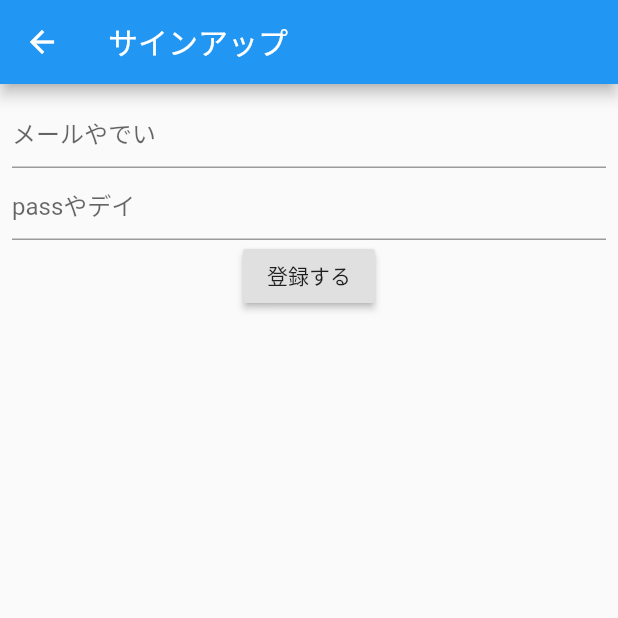
After one commit to leekwangsoo1995/quick_word_diary, a Flutter app: the screen it shows after launch, after a tap on "ボタン", on a phone screen of 412 x 824 dp, the top half of it. The commit adds this screen. Run offline on Flutter 3.47's test engine with Material 2 defaults, Android fonts, the phone set to English and light mode, and no system bars; our stand-ins replace cloud_firestore, firebase_core; accounts and stored records are empty.

Commit message:
サインアップの画面作成まで。 あと、model.のドットは、プロパティにもメソッドにも使える。と気づいた。

```diff
--- a/lib/main.dart
+++ b/lib/main.dart
@@ -3,6 +3,7 @@ import 'package:quickworddiary/book_list/book_list_page.dart';
 import 'package:quickworddiary/main_model.dart';
 import 'package:flutter/material.dart';
 import 'package:provider/provider.dart';
+import 'package:quickworddiary/signup/signup_page.dart';
 
 void main() {
   runApp(MyApp());
@@ -35,7 +36,7 @@ class MyApp extends StatelessWidget {
                       // ここでなにか
                       Navigator.push(
                         context,
-                        MaterialPageRoute(builder: (context) => BookListPage()),
+                        MaterialPageRoute(builder: (context) => SignUpPage()),
                       );
                     },
                   ),
--- a/lib/main_model.dart
+++ b/lib/main_model.dart
@@ -2,7 +2,7 @@ import 'package:firebase_core/firebase_core.dart';
 import 'package:flutter/material.dart';
 
 class MainModel extends ChangeNotifier {
-  String kboyText = 'KBOY';
+  String kboyText = 'ようこそ';
 
   void changeKboyText() {
     kboyText = 'kboyさんかっこいい！！！';
--- /dev/null
+++ b/lib/signup/signup_model.dart
@@ -0,0 +1,11 @@
+import 'package:cloud_firestore/cloud_firestore.dart';
+import 'package:firebase_core/firebase_core.dart';
+import 'package:flutter/material.dart';
+
+class SignUpModel extends ChangeNotifier {
+  String mail = '';
+  String password = '';
+  Future signUp() async {
+    //todo signupの用意
+  }
+}
--- /dev/null
+++ b/lib/signup/signup_page.dart
@@ -0,0 +1,57 @@
+import 'package:cloud_firestore/cloud_firestore.dart';
+import 'package:flutter/material.dart';
+import 'package:provider/provider.dart';
+import 'package:quickworddiary/domain/book.dart';
+import 'package:quickworddiary/signup/signup_model.dart';
+
+class SignUpPage extends StatelessWidget {
+  @override
+  Widget build(BuildContext context) {
+    final mailController = TextEditingController();
+    final passwordController = TextEditingController();
+
+    return ChangeNotifierProvider<SignUpModel>(
+      create: (_) => SignUpModel(),
+      child: Scaffold(
+        appBar: AppBar(
+          title: Text('サインアップ'),
+        ),
+        body: Consumer<SignUpModel>(
+          builder: (context, model, child) {
+            return Padding(
+              padding: const EdgeInsets.all(8.0),
+              child: Column(
+                children: <Widget>[
+                  TextField(
+                    decoration: InputDecoration(
+                      hintText: 'メールやでい',
+                    ),
+                    controller: mailController,
+                    onChanged: (text) {
+                      model.mail = text;
+                    },
+                  ),
+                  TextField(
+                    decoration: InputDecoration(
+                      hintText: 'passやデイ',
+                    ),
+                    obscureText: true,
+                    controller: passwordController,
+                    onChanged: (text) {
+                      model.password = text;
+                    },
+                  ),
+                  RaisedButton(
+                      child: Text('登録する'),
+                      onPressed: () async {
+                        await model.signUp();
+                      }),
+                ],
+              ),
+            );
+          },
+        ),
+      ),
+    );
+  }
+}
--- a/pubspec.yaml
+++ b/pubspec.yaml
@@ -27,6 +27,7 @@ dependencies:
   provider: ^4.1.3
   firebase_core: "^0.5.0"
   cloud_firestore: "^0.14.1+2"
+  firebase_auth: ^0.18.1+2
 
 dev_dependencies:
   flutter_test:
```
Also changed, not shown: pubspec.lock.
